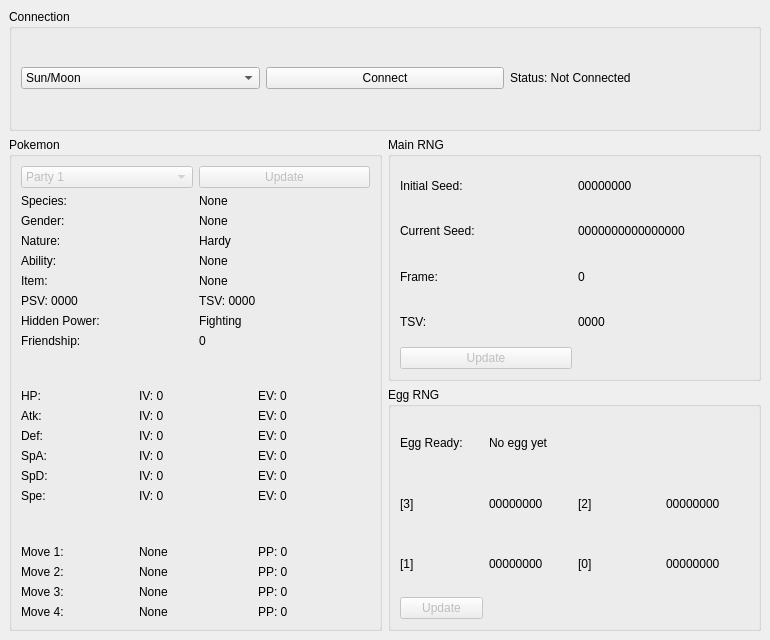
First picture: the form in CitraRNG/MainWindow.ui, repository Admiral-Fish/CitraRNG, before the edit.
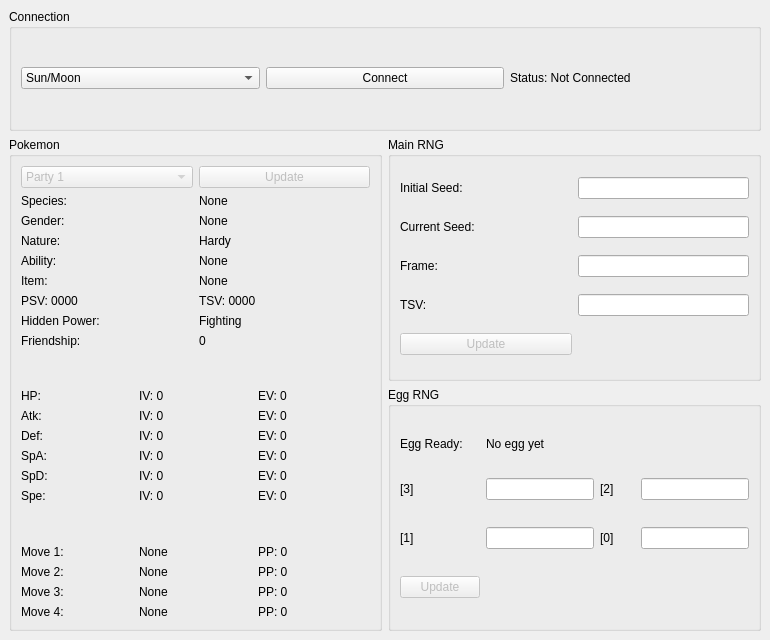
Second picture: the form after the edit.

```diff
--- a/CitraRNG/MainWindow.ui
+++ b/CitraRNG/MainWindow.ui
@@ -33,13 +33,6 @@
        <string>Egg RNG</string>
       </property>
       <layout class="QGridLayout" name="gridLayout_4">
-       <item row="1" column="0">
-        <widget class="QLabel" name="labelEggSeed3">
-         <property name="text">
-          <string>[3]</string>
-         </property>
-        </widget>
-       </item>
        <item row="0" column="1">
         <widget class="QLabel" name="labelEggReadyStatus">
          <property name="text">
@@ -49,29 +42,28 @@
        </item>
        <item row="0" column="0">
         <widget class="QLabel" name="labelEggReady">
+         <property name="sizePolicy">
+          <sizepolicy hsizetype="Preferred" vsizetype="Fixed">
+           <horstretch>0</horstretch>
+           <verstretch>0</verstretch>
+          </sizepolicy>
+         </property>
          <property name="text">
           <string>Egg Ready:</string>
          </property>
         </widget>
        </item>
-       <item row="1" column="1">
-        <widget class="QLabel" name="labelEggSeed3Value">
+       <item row="1" column="0">
+        <widget class="QLabel" name="labelEggSeed3">
          <property name="text">
-          <string>00000000</string>
+          <string>[3]</string>
          </property>
         </widget>
        </item>
-       <item row="2" column="1">
-        <widget class="QLabel" name="labelEggSeed1Value">
+       <item row="2" column="0">
+        <widget class="QLabel" name="labelEggSeed1">
          <property name="text">
-          <string>00000000</string>
-         </property>
-        </widget>
-       </item>
-       <item row="1" column="3">
-        <widget class="QLabel" name="labelEggSeed2Value">
-         <property name="text">
-          <string>00000000</string>
+          <string>[1]</string>
          </property>
         </widget>
        </item>
@@ -82,17 +74,13 @@
          </property>
         </widget>
        </item>
-       <item row="2" column="0">
-        <widget class="QLabel" name="labelEggSeed1">
-         <property name="text">
-          <string>[1]</string>
+       <item row="3" column="0">
+        <widget class="QPushButton" name="pushButtonUpdateEggRNG">
+         <property name="enabled">
+          <bool>false</bool>
          </property>
-        </widget>
-       </item>
-       <item row="2" column="3">
-        <widget class="QLabel" name="labelEggSeed0Value">
          <property name="text">
-          <string>00000000</string>
+          <string>Update</string>
          </property>
         </widget>
        </item>
@@ -103,13 +91,67 @@
          </property>
         </widget>
        </item>
-       <item row="3" column="0">
-        <widget class="QPushButton" name="pushButtonUpdateEggRNG">
-         <property name="enabled">
-          <bool>false</bool>
+       <item row="1" column="1">
+        <widget class="QLineEdit" name="lineEditEggSeed3">
+         <property name="sizePolicy">
+          <sizepolicy hsizetype="Preferred" vsizetype="Fixed">
+           <horstretch>0</horstretch>
+           <verstretch>0</verstretch>
+          </sizepolicy>
          </property>
-         <property name="text">
-          <string>Update</string>
+         <property name="maxLength">
+          <number>8</number>
+         </property>
+         <property name="readOnly">
+          <bool>true</bool>
+         </property>
+        </widget>
+       </item>
+       <item row="2" column="1">
+        <widget class="QLineEdit" name="lineEditEggSeed1">
+         <property name="sizePolicy">
+          <sizepolicy hsizetype="Preferred" vsizetype="Fixed">
+           <horstretch>0</horstretch>
+           <verstretch>0</verstretch>
+          </sizepolicy>
+         </property>
+         <property name="maxLength">
+          <number>8</number>
+         </property>
+         <property name="readOnly">
+          <bool>true</bool>
+         </property>
+        </widget>
+       </item>
+       <item row="1" column="3">
+        <widget class="QLineEdit" name="lineEditEggSeed2">
+         <property name="sizePolicy">
+          <sizepolicy hsizetype="Preferred" vsizetype="Fixed">
+           <horstretch>0</horstretch>
+           <verstretch>0</verstretch>
+          </sizepolicy>
+         </property>
+         <property name="maxLength">
+          <number>8</number>
+         </property>
+         <property name="readOnly">
+          <bool>true</bool>
+         </property>
+        </widget>
+       </item>
+       <item row="2" column="3">
+        <widget class="QLineEdit" name="lineEditEggSeed0">
+         <property name="sizePolicy">
+          <sizepolicy hsizetype="Preferred" vsizetype="Fixed">
+           <horstretch>0</horstretch>
+           <verstretch>0</verstretch>
+          </sizepolicy>
+         </property>
+         <property name="maxLength">
+          <number>8</number>
+         </property>
+         <property name="readOnly">
+          <bool>true</bool>
          </property>
         </widget>
        </item>
@@ -128,13 +170,6 @@
        <string>Main RNG</string>
       </property>
       <layout class="QGridLayout" name="gridLayout_3">
-       <item row="3" column="1">
-        <widget class="QLabel" name="labelTSVValue">
-         <property name="text">
-          <string>0000</string>
-         </property>
-        </widget>
-       </item>
        <item row="4" column="0">
         <widget class="QPushButton" name="pushButtonUpdateMainRNG">
          <property name="enabled">
@@ -145,27 +180,6 @@
          </property>
         </widget>
        </item>
-       <item row="0" column="1">
-        <widget class="QLabel" name="labelInitialSeedValue">
-         <property name="text">
-          <string>00000000</string>
-         </property>
-        </widget>
-       </item>
-       <item row="1" column="1">
-        <widget class="QLabel" name="labelCurrentSeedValue">
-         <property name="text">
-          <string>0000000000000000</string>
-         </property>
-        </widget>
-       </item>
-       <item row="2" column="1">
-        <widget class="QLabel" name="labelFrameValue">
-         <property name="text">
-          <string>0</string>
-         </property>
-        </widget>
-       </item>
        <item row="0" column="0">
         <widget class="QLabel" name="labelInitialSeed">
          <property name="text">
@@ -194,6 +208,67 @@
          </property>
         </widget>
        </item>
+       <item row="0" column="1">
+        <widget class="QLineEdit" name="lineEditInitialSeed">
+         <property name="sizePolicy">
+          <sizepolicy hsizetype="Preferred" vsizetype="Fixed">
+           <horstretch>0</horstretch>
+           <verstretch>0</verstretch>
+          </sizepolicy>
+         </property>
+         <property name="maxLength">
+          <number>8</number>
+         </property>
+         <property name="readOnly">
+          <bool>true</bool>
+         </property>
+        </widget>
+       </item>
+       <item row="1" column="1">
+        <widget class="QLineEdit" name="lineEditCurrentSeed">
+         <property name="sizePolicy">
+          <sizepolicy hsizetype="Preferred" vsizetype="Fixed">
+           <horstretch>0</horstretch>
+           <verstretch>0</verstretch>
+          </sizepolicy>
+         </property>
+         <property name="maxLength">
+          <number>16</number>
+         </property>
+         <property name="readOnly">
+          <bool>true</bool>
+         </property>
+        </widget>
+       </item>
+       <item row="2" column="1">
+        <widget class="QLineEdit" name="lineEditFrame">
+         <property name="sizePolicy">
+          <sizepolicy hsizetype="Preferred" vsizetype="Fixed">
+           <horstretch>0</horstretch>
+           <verstretch>0</verstretch>
+          </sizepolicy>
+         </property>
+         <property name="readOnly">
+          <bool>true</bool>
+         </property>
+        </widget>
+       </item>
+       <item row="3" column="1">
+        <widget class="QLineEdit" name="lineEditTSV">
+         <property name="sizePolicy">
+          <sizepolicy hsizetype="Preferred" vsizetype="Fixed">
+           <horstretch>0</horstretch>
+           <verstretch>0</verstretch>
+          </sizepolicy>
+         </property>
+         <property name="maxLength">
+          <number>4</number>
+         </property>
+         <property name="readOnly">
+          <bool>true</bool>
+         </property>
+        </widget>
+       </item>
       </layout>
      </widget>
     </item>
```
